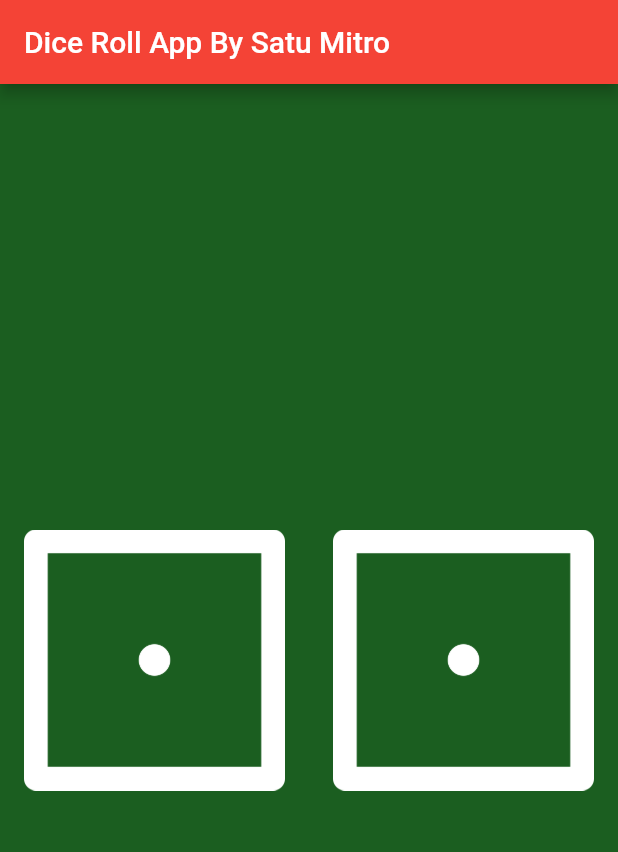
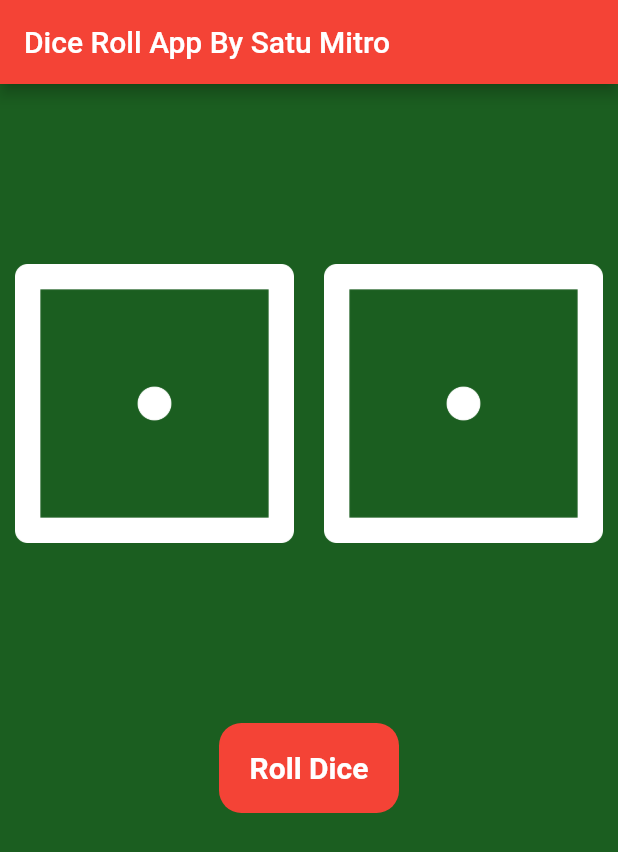
Before and after one commit to satumitro/dice_roll_app_flutter, a Flutter app: the screen it shows after launch, on a phone screen of 412 x 824 dp. Shown: the top 852 px of the screen. Run offline on Flutter 3.47's test engine with Material 2 defaults, Android fonts, the light colour scheme and no system bars.

Commit message:
main.dart
Add a Flatbutton after the dice.

```diff
--- a/lib/main.dart
+++ b/lib/main.dart
@@ -36,11 +36,14 @@ class _dicepageState extends State<dicepage> {
   @override
   Widget build(BuildContext context) {
     return Center(
-      child: Row(
+      child: Column(
+        children: [
+          Row(
             children: [
               Expanded(
                   // ignore: deprecated_member_use
                   child: FlatButton(
+                padding: EdgeInsets.fromLTRB(10, 120, 10, 120),
                 onPressed: () {
                   changeDiceFace();
                 },
@@ -51,13 +54,34 @@ class _dicepageState extends State<dicepage> {
               Expanded(
                   // ignore: deprecated_member_use
                   child: FlatButton(
+                padding: EdgeInsets.fromLTRB(10, 120, 10, 120),
                 onPressed: () {
                   changeDiceFace();
                 },
                 child: Image.asset(
                   'images/dice$rightDicenumber.png',
                 ),
-          ))
+              )),
+            ],
+          ),
+          Container(
+            height: 60,
+            width: 120,
+            decoration: BoxDecoration(
+                color: Colors.red, borderRadius: BorderRadius.circular(15)),
+            child: FlatButton(
+              onPressed: () {
+                changeDiceFace();
+              },
+              child: const Text(
+                "Roll Dice",
+                style: TextStyle(
+                    color: Colors.white,
+                    fontSize: 20,
+                    fontWeight: FontWeight.bold),
+              ),
+            ),
+          ),
         ],
       ),
     );
```
Lines whose indentation alone changed are shown as unchanged.
